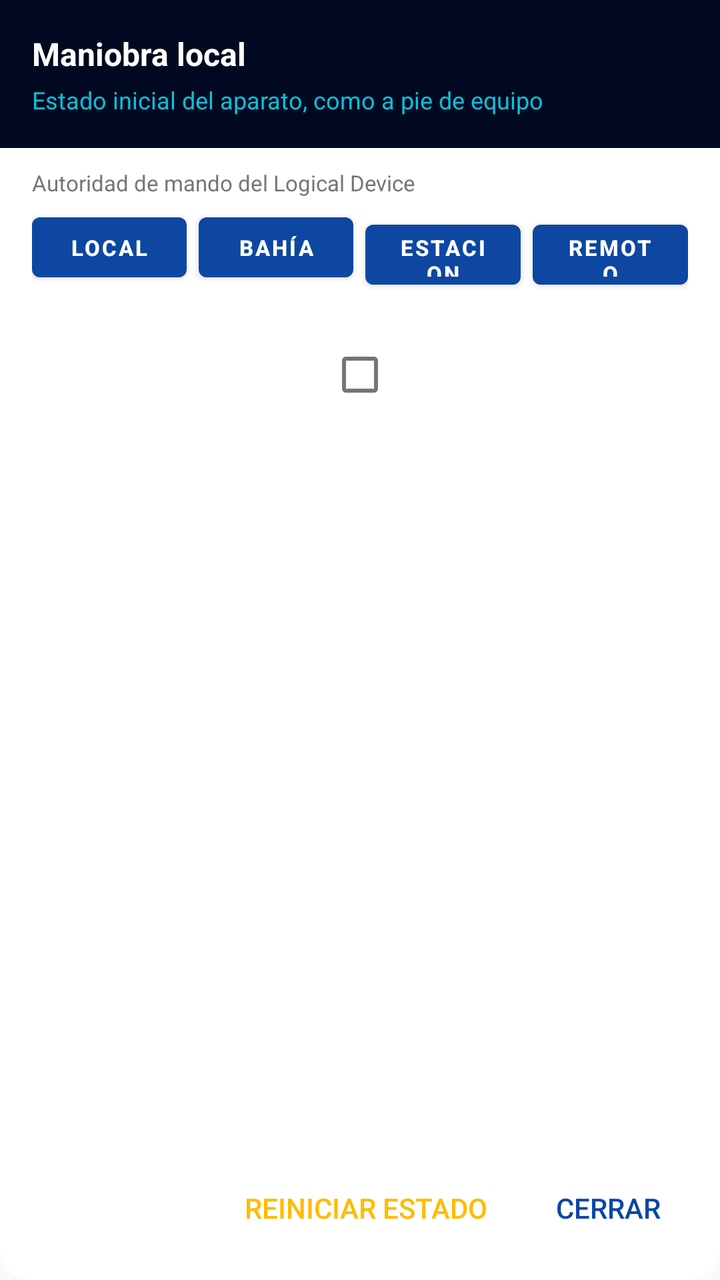
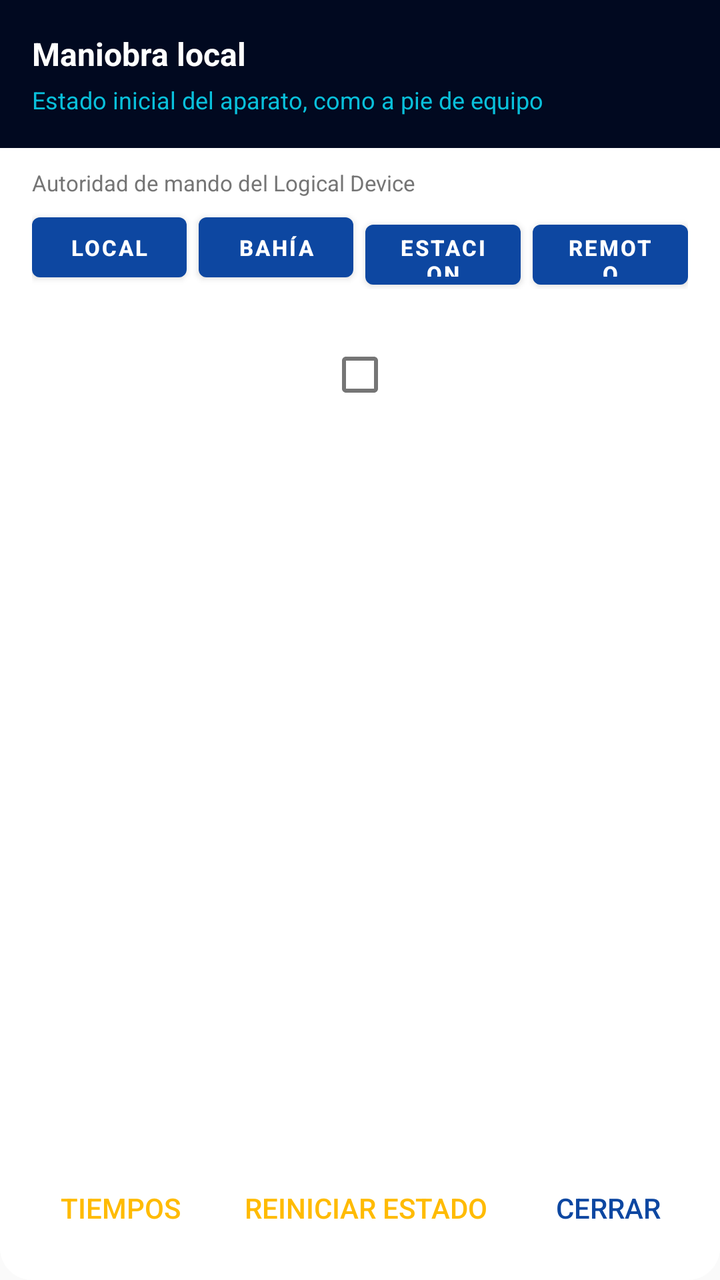

Two renders of the same Android screen: before a commit and after it. Below are the layout's source before the change and the commit's diff.
<!-- AndroidManifest.xml: application theme Theme.IEDSimulator -->
<!-- res/layout/dialog_maniobra.xml -->
<?xml version="1.0" encoding="utf-8"?>
<LinearLayout xmlns:android="http://schemas.android.com/apk/res/android"
    android:layout_width="match_parent"
    android:layout_height="wrap_content"
    android:orientation="vertical"
    android:background="@drawable/bg_dialog_rounded">

    <LinearLayout
        android:layout_width="match_parent"
        android:layout_height="wrap_content"
        android:orientation="vertical"
        android:padding="16dp"
        android:background="@color/brand_navy">

        <TextView
            android:layout_width="match_parent"
            android:layout_height="wrap_content"
            android:text="@string/maniobra_titulo"
            android:textColor="@color/text_on_primary"
            android:textSize="16sp"
            android:textStyle="bold" />

        <TextView
            android:layout_width="match_parent"
            android:layout_height="wrap_content"
            android:text="@string/maniobra_subtitulo"
            android:textColor="@color/brand_cyan"
            android:textSize="12sp"
            android:layout_marginTop="4dp" />
    </LinearLayout>

    <TextView
        android:id="@+id/tv_maniobra_vacio"
        android:layout_width="match_parent"
        android:layout_height="wrap_content"
        android:padding="24dp"
        android:text="@string/maniobra_sin_objetos"
        android:textSize="13sp"
        android:visibility="gone" />

    
    <TextView
        android:id="@+id/tv_autoridad_titulo"
        android:layout_width="match_parent"
        android:layout_height="wrap_content"
        android:paddingStart="16dp"
        android:paddingEnd="16dp"
        android:paddingTop="10dp"
        android:text="@string/autoridad_titulo"
        android:textSize="11sp"
        android:textColor="@color/text_secondary" />

    <LinearLayout
        android:id="@+id/fila_autoridad"
        android:layout_width="match_parent"
        android:layout_height="wrap_content"
        android:orientation="horizontal"
        android:paddingStart="16dp"
        android:paddingEnd="16dp"
        android:paddingTop="4dp">

        <Button
            android:id="@+id/btn_aut_local"
            android:layout_width="0dp"
            android:layout_weight="1"
            android:layout_height="42dp"
            android:text="@string/llave_local"
            android:textSize="11sp"
            android:textStyle="bold"
            android:textColor="@color/text_on_primary" />

        <Button
            android:id="@+id/btn_aut_bahia"
            android:layout_width="0dp"
            android:layout_weight="1"
            android:layout_height="42dp"
            android:layout_marginStart="6dp"
            android:text="@string/autoridad_bahia"
            android:textSize="11sp"
            android:textStyle="bold"
            android:textColor="@color/text_on_primary" />

        <Button
            android:id="@+id/btn_aut_estacion"
            android:layout_width="0dp"
            android:layout_weight="1"
            android:layout_height="42dp"
            android:layout_marginStart="6dp"
            android:text="@string/autoridad_estacion"
            android:textSize="11sp"
            android:textStyle="bold"
            android:textColor="@color/text_on_primary" />

        <Button
            android:id="@+id/btn_aut_remoto"
            android:layout_width="0dp"
            android:layout_weight="1"
            android:layout_height="42dp"
            android:layout_marginStart="6dp"
            android:text="@string/llave_remoto"
            android:textSize="11sp"
            android:textStyle="bold"
            android:textColor="@color/text_on_primary" />
    </LinearLayout>

    <TextView
        android:id="@+id/tv_autoridad_efecto"
        android:layout_width="match_parent"
        android:layout_height="wrap_content"
        android:paddingStart="16dp"
        android:paddingEnd="16dp"
        android:paddingTop="4dp"
        android:textSize="11sp"
        android:textColor="@color/primary" />

    <CheckBox
        android:id="@+id/chk_ver_todas"
        android:layout_width="match_parent"
        android:layout_height="wrap_content"
        android:paddingStart="16dp"
        android:paddingEnd="16dp"
        android:paddingTop="8dp"
        android:textSize="12sp"
        android:textColor="@color/text_secondary" />

    
    <LinearLayout
        android:id="@+id/layout_maniobra_cargando"
        android:layout_width="match_parent"
        android:layout_height="wrap_content"
        android:orientation="horizontal"
        android:gravity="center_vertical"
        android:paddingStart="16dp"
        android:paddingEnd="16dp"
        android:paddingTop="10dp"
        android:paddingBottom="10dp"
        android:visibility="gone">

        <ProgressBar
            android:layout_width="22dp"
            android:layout_height="22dp"
            android:indeterminate="true" />

        <TextView
            android:id="@+id/tv_maniobra_cargando"
            android:layout_width="wrap_content"
            android:layout_height="wrap_content"
            android:layout_marginStart="12dp"
            android:textSize="13sp"
            android:textColor="@color/text_secondary" />
    </LinearLayout>

    <ScrollView
        android:layout_width="match_parent"
        android:layout_height="0dp"
        android:layout_weight="1"
        android:minHeight="180dp">

        <LinearLayout
            android:id="@+id/contenedor_maniobra"
            android:layout_width="match_parent"
            android:layout_height="wrap_content"
            android:orientation="vertical"
            android:paddingTop="8dp"
            android:paddingBottom="8dp"
            android:paddingStart="@dimen/maniobra_lista_margen"
            android:paddingEnd="@dimen/maniobra_lista_margen" />
    </ScrollView>

    <LinearLayout
        android:layout_width="match_parent"
        android:layout_height="wrap_content"
        android:orientation="horizontal"
        android:gravity="end"
        android:padding="12dp">

        <Button
            android:id="@+id/btn_reiniciar_estado"
            style="?android:attr/borderlessButtonStyle"
            android:layout_width="wrap_content"
            android:layout_height="wrap_content"
            android:text="@string/maniobra_reiniciar"
            android:textColor="@color/brand_amber" />

        <Button
            android:id="@+id/btn_maniobra_cerrar"
            style="?android:attr/borderlessButtonStyle"
            android:layout_width="wrap_content"
            android:layout_height="wrap_content"
            android:text="@string/action_close"
            android:textColor="@color/primary" />
    </LinearLayout>
</LinearLayout>
<!-- resources referenced by this layout -->
<resources>
  <color name="brand_amber">#FFBB01</color>
  <color name="brand_cyan">#09C0DB</color>
  <color name="brand_navy">#010920</color>
  <color name="primary">#0D47A1</color>
  <color name="text_on_primary">#FFFFFF</color>
  <color name="text_secondary">#757575</color>
  <dimen name="maniobra_lista_margen">0dp</dimen>
  <!-- drawable bg_dialog_rounded (drawable) -->
  <?xml version="1.0" encoding="utf-8"?>
  <shape xmlns:android="http://schemas.android.com/apk/res/android"
      android:shape="rectangle">
      <solid android:color="@color/background_card" />
      <corners android:radius="16dp" />
  </shape>
  <string name="action_close">Cerrar</string>
  <string name="autoridad_bahia">BAHÍA</string>
  <string name="autoridad_estacion">ESTACION</string>
  <string name="autoridad_titulo">Autoridad de mando del Logical Device</string>
  <string name="llave_local">LOCAL</string>
  <string name="llave_remoto">REMOTO</string>
  <string name="maniobra_reiniciar">Reiniciar estado</string>
  <string name="maniobra_sin_objetos">Este modelo no expone objetos de posicion maniobrables.</string>
  <string name="maniobra_subtitulo">Estado inicial del aparato, como a pie de equipo</string>
  <string name="maniobra_titulo">Maniobra local</string>
  <style name="Theme.IEDSimulator" parent="Theme.MaterialComponents.Light.NoActionBar">
          <item name="colorPrimary">@color/primary</item>
          <item name="colorPrimaryVariant">@color/primary_dark</item>
          <item name="colorOnPrimary">@color/text_on_primary</item>
          <item name="colorSecondary">@color/secondary</item>
          <item name="colorSecondaryVariant">@color/secondary_dark</item>
          <item name="colorOnSecondary">@color/text_on_primary</item>
          
          <item name="android:statusBarColor">@color/brand_navy</item>
          <item name="android:windowBackground">@color/background_tree</item>
      </style>
  <color name="background_card">#FFFFFF</color>
  <color name="primary_dark">#002171</color>
  <color name="secondary">#FF6F00</color>
  <color name="secondary_dark">#C43E00</color>
  <color name="background_tree">#FAFAFA</color>
</resources>

<!-- the commit's change to res/layout/dialog_maniobra.xml (unified diff, before → after) -->
@@ -175,6 +175,14 @@
         android:padding="12dp">
 
         <Button
+            android:id="@+id/btn_tiempos"
+            style="?android:attr/borderlessButtonStyle"
+            android:layout_width="wrap_content"
+            android:layout_height="wrap_content"
+            android:text="@string/tiempos_boton"
+            android:textColor="@color/brand_amber" />
+
+        <Button
             android:id="@+id/btn_reiniciar_estado"
             style="?android:attr/borderlessButtonStyle"
             android:layout_width="wrap_content"
<!-- resource entries referenced after the edit -->
@@ -24,6 +24,7 @@
   <string name="maniobra_sin_objetos">Este modelo no expone objetos de posicion maniobrables.</string>
   <string name="maniobra_subtitulo">Estado inicial del aparato, como a pie de equipo</string>
   <string name="maniobra_titulo">Maniobra local</string>
+  <string name="tiempos_boton">TIEMPOS</string>
   <style name="Theme.IEDSimulator" parent="Theme.MaterialComponents.Light.NoActionBar">
           <item name="colorPrimary">@color/primary</item>
           <item name="colorPrimaryVariant">@color/primary_dark</item>
